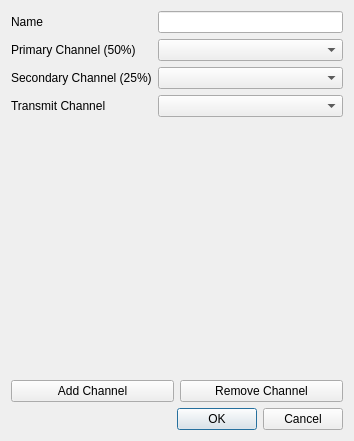
The window that src/scanlistdialog.ui (hmatuschek/qdmr) describes before a commit, drawn with Qt 5.
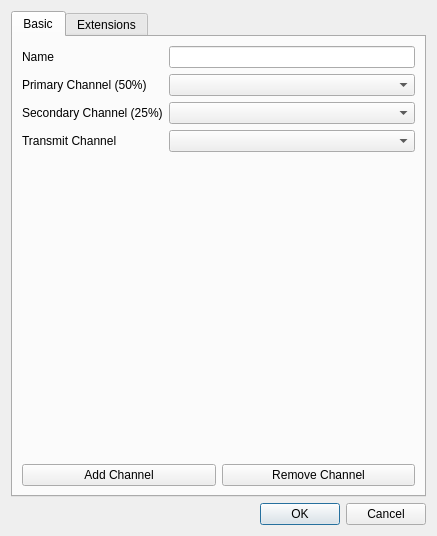
The same window after the commit. Custom widgets are drawn as their Qt base class.

Commit message: Added extension editing to ScanListDialog. Addresses #177.

Patch:
```diff
--- a/src/scanlistdialog.ui
+++ b/src/scanlistdialog.ui
@@ -6,8 +6,8 @@
    <rect>
     <x>0</x>
     <y>0</y>
-    <width>354</width>
-    <height>441</height>
+    <width>437</width>
+    <height>536</height>
    </rect>
   </property>
   <property name="windowTitle">
@@ -15,6 +15,16 @@
   </property>
   <layout class="QVBoxLayout" name="verticalLayout">
    <item>
+    <widget class="QTabWidget" name="tabWidget">
+     <property name="currentIndex">
+      <number>0</number>
+     </property>
+     <widget class="QWidget" name="tab">
+      <attribute name="title">
+       <string>Basic</string>
+      </attribute>
+      <layout class="QVBoxLayout" name="verticalLayout_2">
+       <item>
     <layout class="QFormLayout" name="formLayout">
      <item row="0" column="0">
       <widget class="QLabel" name="nameLabel">
@@ -92,6 +102,15 @@
      </item>
     </layout>
    </item>
+      </layout>
+     </widget>
+     <widget class="ExtensionView" name="extensionView">
+      <attribute name="title">
+       <string>Extensions</string>
+      </attribute>
+     </widget>
+    </widget>
+   </item>
    <item>
     <widget class="QDialogButtonBox" name="buttonBox">
      <property name="orientation">
@@ -105,6 +124,12 @@
   </layout>
  </widget>
  <customwidgets>
+  <customwidget>
+   <class>ExtensionView</class>
+   <extends>QWidget</extends>
+   <header>extensionview.hh</header>
+   <container>1</container>
+  </customwidget>
   <customwidget>
    <class>ConfigObjectListView</class>
    <extends>QWidget</extends>
```
Lines whose indentation alone changed are shown as unchanged. The commit also changes 2 other files.
